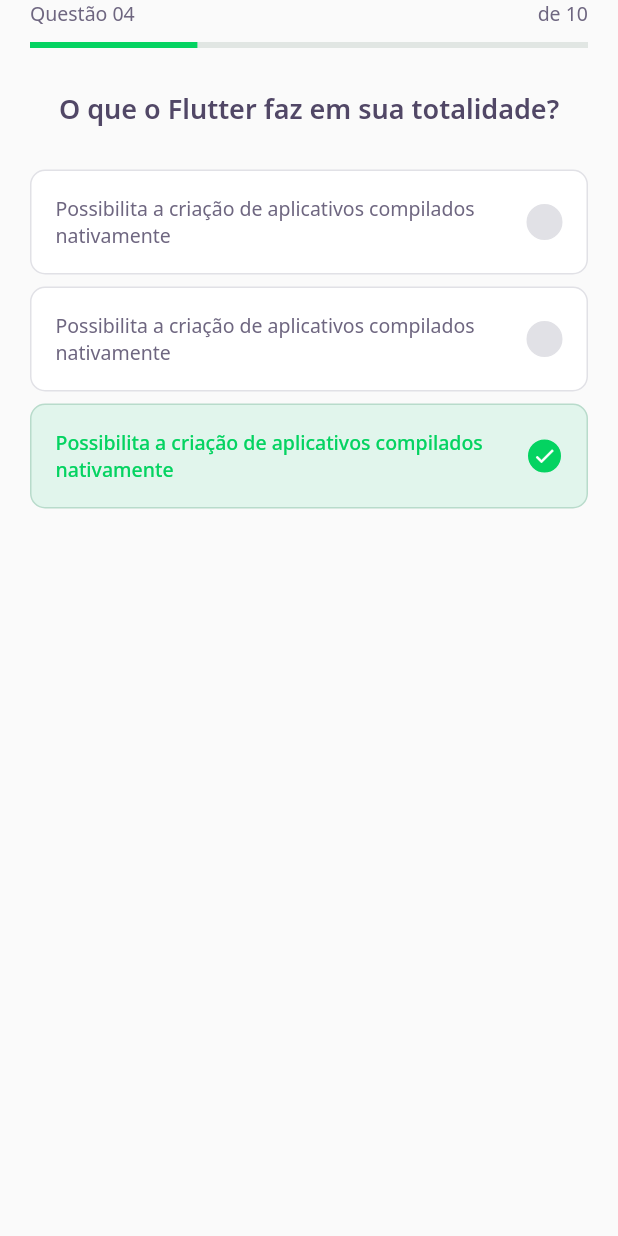
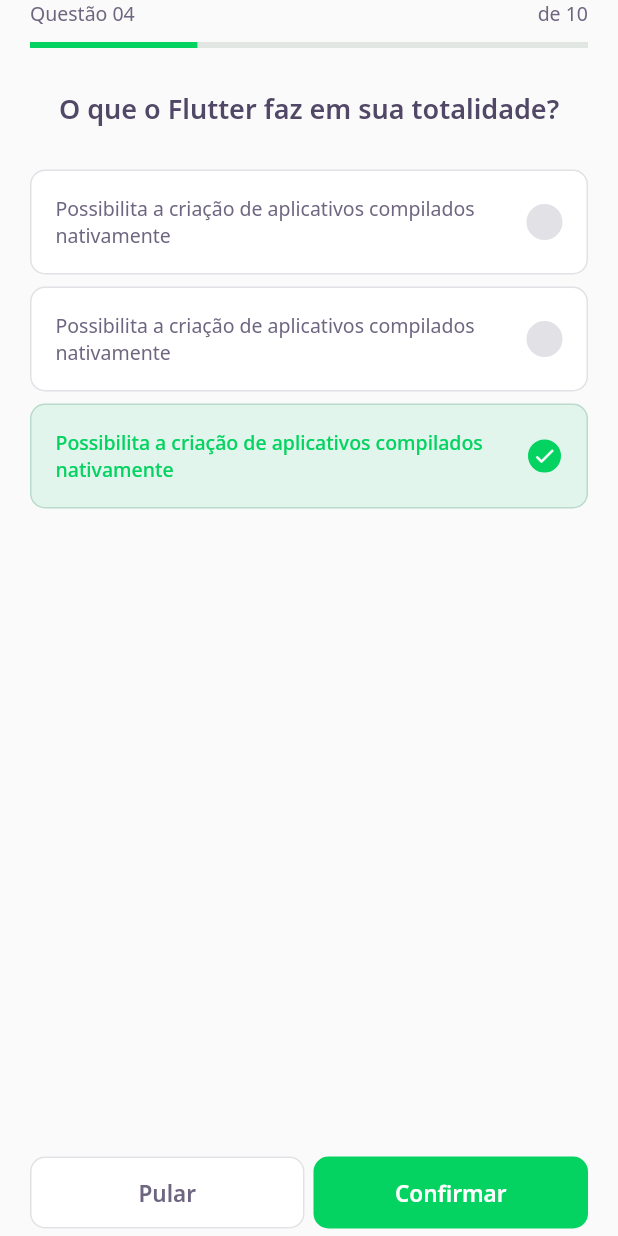
Before and after one commit to charles00willian/dev_quiz, a Flutter app: the ChallengePage screen opened directly, on a phone screen of 412 x 824 dp. Run offline on Flutter 3.47's test engine with Material 2 defaults, Android fonts, the phone set to English and light mode, and no system bars; our stand-ins replace google_fonts; accounts and stored records are empty.

Commit message:
botoes de challenge

```diff
--- a/lib/_core/app_widget.dart
+++ b/lib/_core/app_widget.dart
@@ -9,7 +9,7 @@ class AppWidget extends StatelessWidget {
   Widget build(BuildContext context) {
     return MaterialApp(
       title: "dev_quiz",
-      home: HomePage(),
+      home: ChallengePage(),
     );
   }
 }
--- a/lib/challenge/challenge_page.dart
+++ b/lib/challenge/challenge_page.dart
@@ -1,3 +1,5 @@
+import 'package:dev_quiz/_core/app_colors.dart';
+import 'package:dev_quiz/challenge/widgets/next_button/next_button_widget.dart';
 import 'package:dev_quiz/challenge/widgets/question_indicator/question_indicator_widget.dart';
 import 'package:dev_quiz/challenge/widgets/quiz/quiz_widget.dart';
 import 'package:flutter/material.dart';
@@ -20,6 +22,33 @@ class _ChallengePageState extends State<ChallengePage> {
       body: QuizWidget(
         title: "O que o Flutter faz em sua totalidade?",
       ),
+      bottomNavigationBar: Padding(
+        padding: const EdgeInsets.only(left: 20, right: 20, bottom: 5),
+        child: SafeArea(
+          bottom: true,
+          child: Row(
+            mainAxisAlignment: MainAxisAlignment.spaceAround,
+            children: [
+              Expanded(
+                child: NextButtonWidget.white(
+                  label: "Pular",
+                  borderColor: AppColors.border,
+                  onTap: () {},
+                ),
+              ),
+              SizedBox(
+                width: 6,
+              ),
+              Expanded(
+                child: NextButtonWidget.green(
+                  label: "Confirmar",
+                  onTap: () {},
+                ),
+              ),
+            ],
+          ),
+        ),
+      ),
     );
   }
 }
--- /dev/null
+++ b/lib/challenge/widgets/next_button/next_button_widget.dart
@@ -0,0 +1,69 @@
+import 'package:dev_quiz/_core/core.dart';
+import 'package:flutter/material.dart';
+import 'package:google_fonts/google_fonts.dart';
+
+class NextButtonWidget extends StatelessWidget {
+  final String label;
+  final Color backgroundColor;
+  final Color fontColor;
+  final Color? borderColor;
+  final VoidCallback onTap;
+
+  const NextButtonWidget({
+    Key? key,
+    required this.label,
+    required this.backgroundColor,
+    required this.fontColor,
+    this.borderColor,
+    required this.onTap,
+  }) : super(key: key);
+
+  NextButtonWidget.green({
+    required String label,
+    this.borderColor,
+    required this.onTap,
+  })  : this.backgroundColor = AppColors.darkGreen,
+        this.fontColor = AppColors.white,
+        this.label = label;
+
+  NextButtonWidget.white({
+    required String label,
+    this.borderColor,
+    required this.onTap,
+  })  : this.backgroundColor = AppColors.white,
+        this.fontColor = AppColors.grey,
+        this.label = label;
+
+  @override
+  Widget build(BuildContext context) {
+    return Container(
+      height: 48,
+      child: TextButton(
+        style: ButtonStyle(
+          backgroundColor: MaterialStateProperty.all(this.backgroundColor),
+          shape: MaterialStateProperty.all(
+            RoundedRectangleBorder(
+              borderRadius: BorderRadius.circular(10),
+            ),
+          ),
+          side: this.borderColor != null
+              ? MaterialStateProperty.all(
+                  BorderSide(
+                    color: this.borderColor!,
+                  ),
+                )
+              : null,
+        ),
+        onPressed: this.onTap,
+        child: Text(
+          label,
+          style: GoogleFonts.notoSans(
+            fontWeight: FontWeight.w600,
+            fontSize: 15,
+            color: this.fontColor,
+          ),
+        ),
+      ),
+    );
+  }
+}
```
